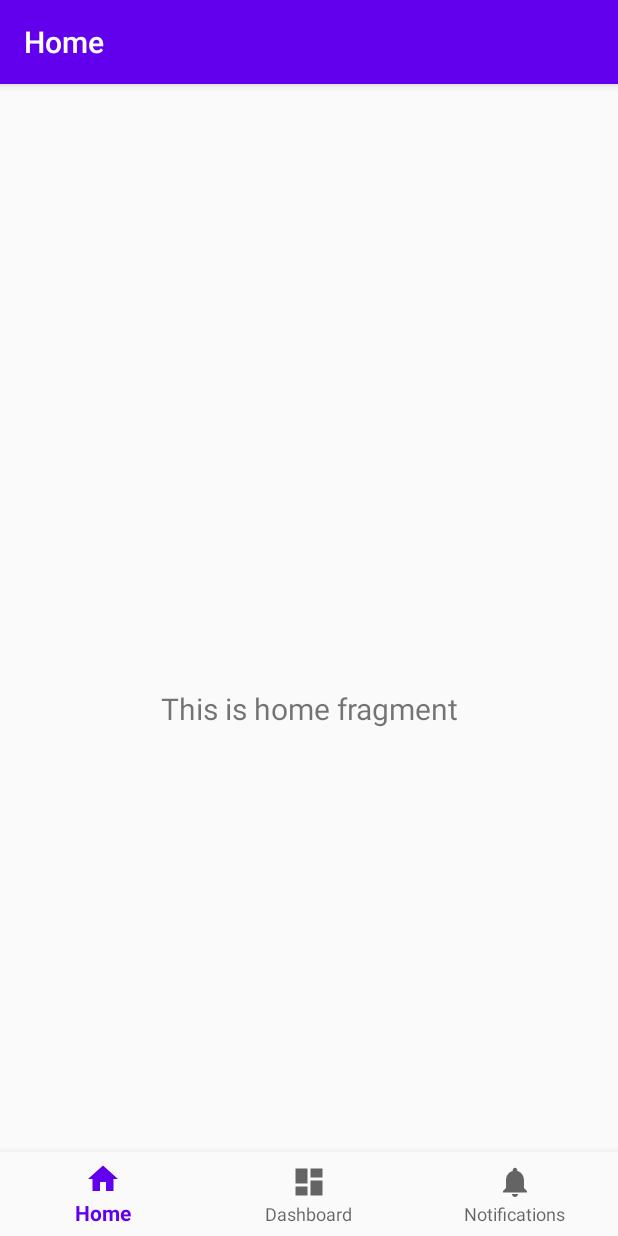
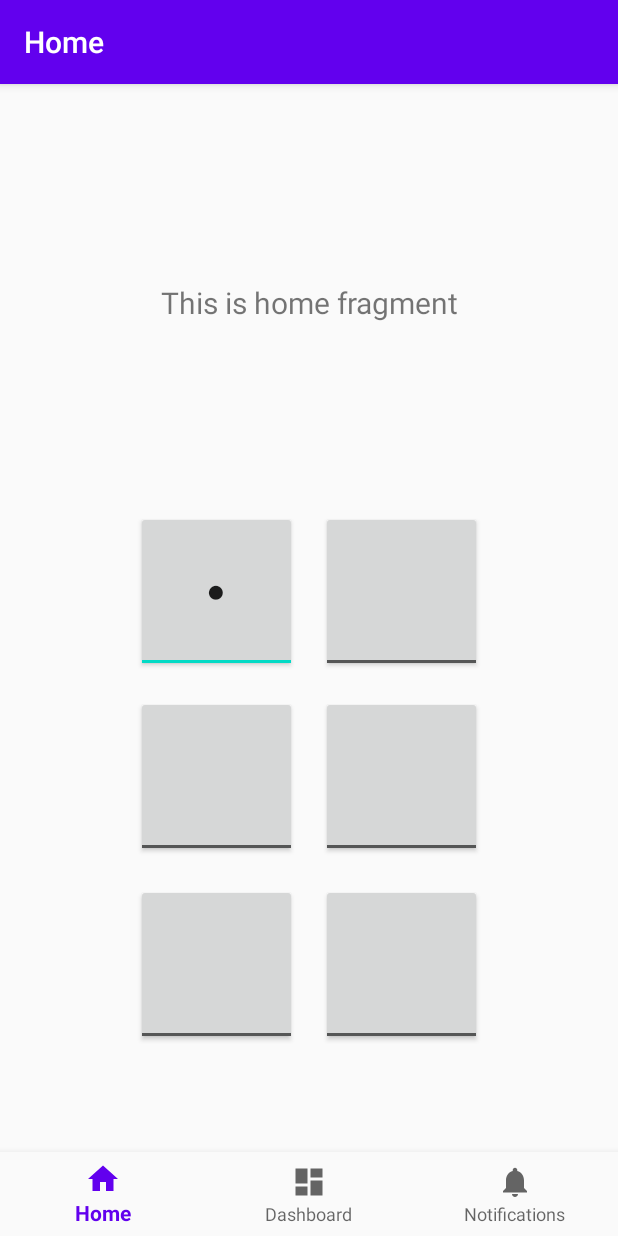
Before and after one commit to atakemori/Braille, an Android app: the screen it shows after launch (MainActivity), on a phone screen of 412 x 824 dp. Run offline under Robolectric (Android 15) with nearby library versions, the light colour scheme and no system bars; our stand-ins replace navigation-ui.

Commit message:
Create simple Braile Layout
Created a quick version of a button layout to represent a braille grid.  This version features square buttons and guidelines within a constraint layout and can be put into the home fragment for display.  The buttons themselves do not do anything yet besides change their display state.

```diff
--- /dev/null
+++ b/app/src/main/res/layout/braille_buttons_array.xml
@@ -0,0 +1,128 @@
+<?xml version="1.0" encoding="utf-8"?>
+
+<androidx.constraintlayout.widget.ConstraintLayout xmlns:android="http://schemas.android.com/apk/res/android"
+    xmlns:app="http://schemas.android.com/apk/res-auto"
+    xmlns:tools="http://schemas.android.com/tools"
+    android:id="@+id/braille_buttons_array"
+    android:layout_width="match_parent"
+    android:layout_height="match_parent">
+
+
+    <androidx.constraintlayout.widget.Guideline
+        android:id="@+id/guideline_vertical"
+        android:layout_width="wrap_content"
+        android:layout_height="wrap_content"
+        android:orientation="vertical"
+        app:layout_constraintBottom_toBottomOf="parent"
+        app:layout_constraintEnd_toEndOf="parent"
+        app:layout_constraintGuide_percent=".50"
+        app:layout_constraintStart_toStartOf="parent"
+        app:layout_constraintTop_toTopOf="parent" />
+
+
+
+    <androidx.constraintlayout.widget.Guideline
+        android:id="@+id/guideline_horizontal_top_third"
+        android:layout_width="wrap_content"
+        android:layout_height="wrap_content"
+        android:orientation="horizontal"
+        app:layout_constraintEnd_toEndOf="parent"
+        app:layout_constraintGuide_percent="0.33"
+        app:layout_constraintStart_toStartOf="parent" />
+
+    <androidx.constraintlayout.widget.Guideline
+        android:id="@+id/guideline_horizontal_bot_third"
+        android:layout_width="wrap_content"
+        android:layout_height="wrap_content"
+        android:orientation="horizontal"
+        app:layout_constraintEnd_toEndOf="parent"
+        app:layout_constraintGuide_percent="0.66"
+        app:layout_constraintStart_toStartOf="parent" />
+
+    <ToggleButton
+        android:id="@+id/toggleButton1"
+        android:layout_width="0dp"
+        android:layout_height="0dp"
+        android:layout_margin="8dp"
+        android:checked="true"
+        android:text="ToggleButton"
+        android:textOff=" "
+        android:textOn="⬤"
+        app:layout_constraintBottom_toTopOf="@+id/guideline_horizontal_top_third"
+        app:layout_constraintDimensionRatio="1:1"
+        app:layout_constraintEnd_toStartOf="@+id/guideline_vertical"
+        app:layout_constraintStart_toStartOf="parent"
+        app:layout_constraintTop_toTopOf="parent" />
+
+    <ToggleButton
+        android:id="@+id/toggleButton2"
+        android:layout_width="0dp"
+        android:layout_height="0dp"
+        android:layout_margin="8dp"
+        android:text="ToggleButton"
+        android:textOff=" "
+        android:textOn="⬤"
+        app:layout_constraintDimensionRatio="1:1"
+        app:layout_constraintBottom_toTopOf="@+id/guideline_horizontal_bot_third"
+        app:layout_constraintEnd_toStartOf="@+id/guideline_vertical"
+        app:layout_constraintStart_toStartOf="parent"
+        app:layout_constraintTop_toTopOf="@+id/guideline_horizontal_top_third" />
+
+    <ToggleButton
+        android:id="@+id/toggleButton3"
+        android:layout_width="0dp"
+        android:layout_height="0dp"
+        android:layout_margin="8dp"
+        android:text="ToggleButton"
+        android:textOff=" "
+        android:textOn="⬤"
+        app:layout_constraintDimensionRatio="1:1"
+        app:layout_constraintBottom_toBottomOf="parent"
+        app:layout_constraintEnd_toStartOf="@+id/guideline_vertical"
+        app:layout_constraintStart_toStartOf="parent"
+        app:layout_constraintTop_toTopOf="@+id/guideline_horizontal_bot_third" />
+
+    <ToggleButton
+        android:id="@+id/toggleButton4"
+        android:layout_width="0dp"
+        android:layout_height="0dp"
+        android:layout_margin="8dp"
+        android:text="ToggleButton"
+        android:textOff=" "
+        android:textOn="⬤"
+        app:layout_constraintDimensionRatio="1:1"
+        app:layout_constraintBottom_toTopOf="@+id/guideline_horizontal_top_third"
+        app:layout_constraintEnd_toEndOf="parent"
+        app:layout_constraintStart_toStartOf="@+id/guideline_vertical"
+        app:layout_constraintTop_toTopOf="parent" />
+
+    <ToggleButton
+        android:id="@+id/toggleButton5"
+        android:layout_width="0dp"
+        android:layout_height="0dp"
+        android:layout_margin="8dp"
+        android:text="ToggleButton"
+        android:textOff=" "
+        android:textOn="⬤"
+        app:layout_constraintDimensionRatio="1:1"
+        app:layout_constraintBottom_toTopOf="@+id/guideline_horizontal_bot_third"
+        app:layout_constraintEnd_toEndOf="parent"
+        app:layout_constraintStart_toStartOf="@+id/guideline_vertical"
+        app:layout_constraintTop_toTopOf="@+id/guideline_horizontal_top_third" />
+
+    <ToggleButton
+        android:id="@+id/toggleButton6"
+        android:layout_width="0dp"
+        android:layout_height="0dp"
+        android:layout_margin="8dp"
+        android:checked="false"
+        android:text="ToggleButton"
+        android:textOff=" "
+        android:textOn="⬤"
+        app:layout_constraintBottom_toBottomOf="parent"
+        app:layout_constraintDimensionRatio="1:1"
+        app:layout_constraintEnd_toEndOf="parent"
+        app:layout_constraintStart_toStartOf="@+id/guideline_vertical"
+        app:layout_constraintTop_toTopOf="@+id/guideline_horizontal_bot_third" />
+
+</androidx.constraintlayout.widget.ConstraintLayout>
--- a/app/src/main/res/layout/fragment_home.xml
+++ b/app/src/main/res/layout/fragment_home.xml
@@ -18,5 +18,29 @@
         app:layout_constraintBottom_toBottomOf="parent"
         app:layout_constraintEnd_toEndOf="parent"
         app:layout_constraintStart_toStartOf="parent"
-        app:layout_constraintTop_toTopOf="parent" />
+        app:layout_constraintTop_toTopOf="parent"
+        app:layout_constraintVertical_bias="0.100000024" />
+
+    <include
+        layout="@layout/braille_buttons_array"
+        android:layout_width="0dp"
+        android:layout_height="wrap_content"
+        app:layout_constraintBottom_toBottomOf="parent"
+        app:layout_constraintEnd_toStartOf="@+id/guideline_right"
+        app:layout_constraintStart_toStartOf="@+id/guideline_left"
+        app:layout_constraintTop_toBottomOf="@+id/text_home"
+        app:layout_constraintVertical_bias="0.50" />
+
+    <androidx.constraintlayout.widget.Guideline
+        android:id="@+id/guideline_left"
+        android:layout_width="wrap_content"
+        android:layout_height="wrap_content"
+        android:orientation="vertical"
+        app:layout_constraintGuide_percent=".2" />
+    <androidx.constraintlayout.widget.Guideline
+        android:id="@+id/guideline_right"
+        android:layout_width="wrap_content"
+        android:layout_height="wrap_content"
+        android:orientation="vertical"
+        app:layout_constraintGuide_percent=".8" />
 </androidx.constraintlayout.widget.ConstraintLayout>
```
